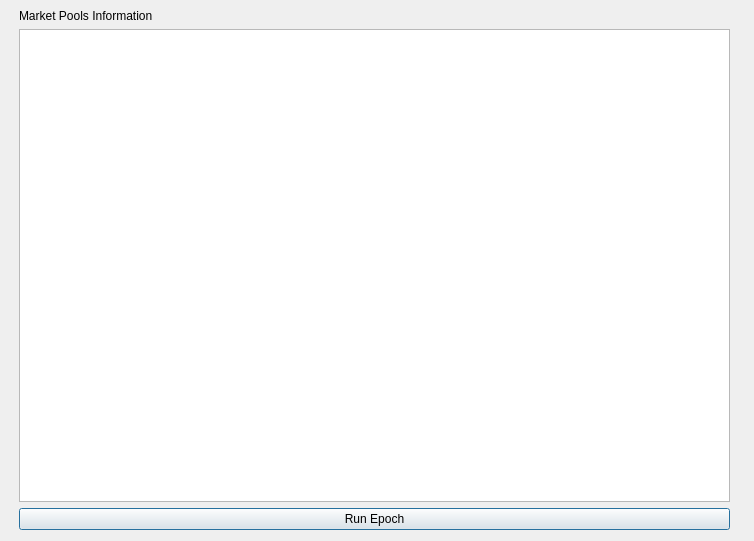
This is SimulationPlayground.ui in LiquidityProtocol/AMM-Simulator as Qt 5 draws it before an edit. The edited form follows.
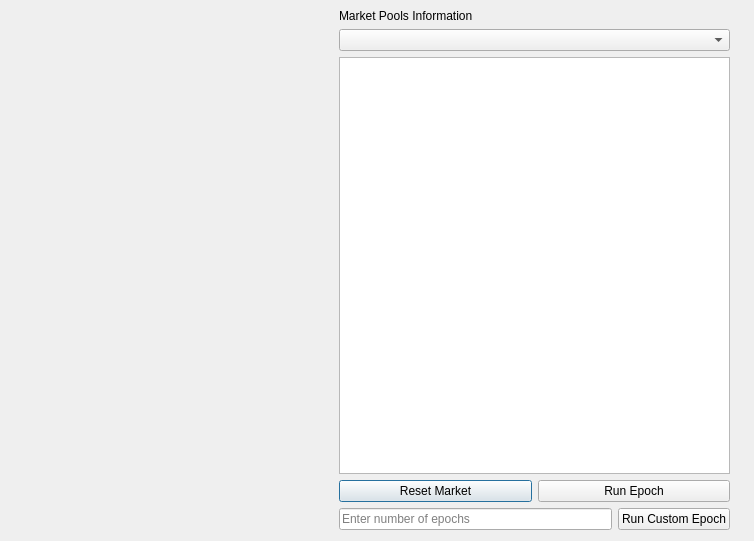
This is the edited form.

What changed in the file:
```diff
--- a/SimulationPlayground.ui
+++ b/SimulationPlayground.ui
@@ -16,9 +16,9 @@
   <widget class="QWidget" name="verticalLayoutWidget">
    <property name="geometry">
     <rect>
-     <x>19</x>
+     <x>339</x>
      <y>9</y>
-     <width>711</width>
+     <width>391</width>
      <height>521</height>
     </rect>
    </property>
@@ -30,15 +30,51 @@
       </property>
      </widget>
     </item>
+    <item>
+     <widget class="QComboBox" name="pool_comboBox">
+      <property name="placeholderText">
+       <string>Select Pool</string>
+      </property>
+     </widget>
+    </item>
     <item>
      <widget class="QListWidget" name="listWidget"/>
     </item>
     <item>
-     <widget class="QPushButton" name="pushButton">
-      <property name="text">
-       <string>Run Epoch</string>
-      </property>
-     </widget>
+     <layout class="QHBoxLayout" name="horizontalLayout_2">
+      <item>
+       <widget class="QPushButton" name="pushButton_2">
+        <property name="text">
+         <string>Reset Market</string>
+        </property>
+       </widget>
+      </item>
+      <item>
+       <widget class="QPushButton" name="pushButton">
+        <property name="text">
+         <string>Run Epoch</string>
+        </property>
+       </widget>
+      </item>
+     </layout>
+    </item>
+    <item>
+     <layout class="QHBoxLayout" name="horizontalLayout">
+      <item>
+       <widget class="QLineEdit" name="lineEdit">
+        <property name="placeholderText">
+         <string>Enter number of epochs</string>
+        </property>
+       </widget>
+      </item>
+      <item>
+       <widget class="QPushButton" name="pushButton_customEpoch">
+        <property name="text">
+         <string>Run Custom Epoch</string>
+        </property>
+       </widget>
+      </item>
+     </layout>
     </item>
    </layout>
   </widget>
```
